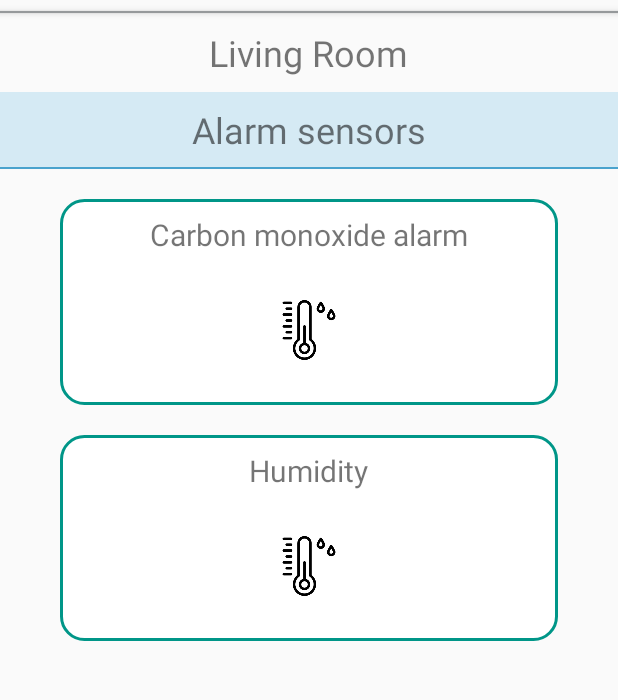
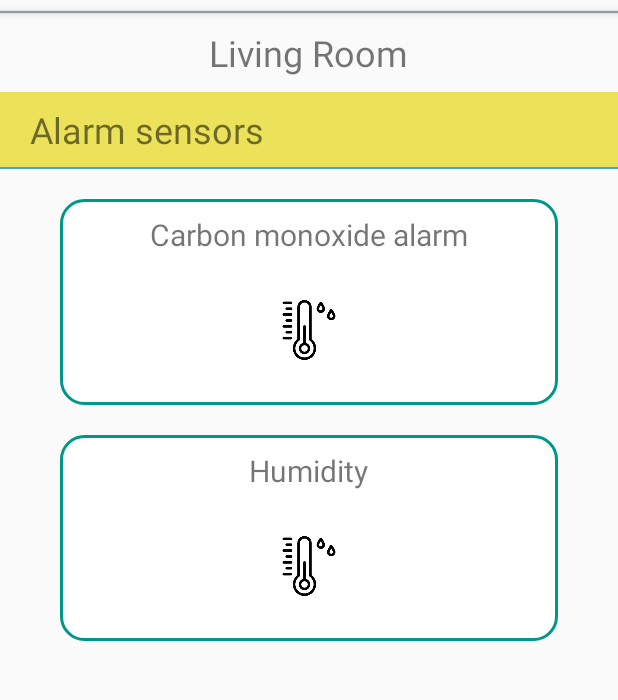
Before and after one commit to paulinaaniola/WiseHome, an Android app: the layout activity_alarms.xml on its own in the app's theme, with its tools: preview values and no code run, on a phone screen of 412 x 824 dp, the part 79-779 px from its top. Run offline under Robolectric (Android 15) with nearby library versions, the phone set to English and light mode, and no system bars; plain views replace JellyToolbar.

Commit message:
colors of app changed

```diff
--- a/app/src/main/res/layout/activity_alarms.xml
+++ b/app/src/main/res/layout/activity_alarms.xml
@@ -30,8 +30,9 @@
         <TextView
             android:layout_width="match_parent"
             android:layout_height="50dp"
-            android:background="@color/colorLightBlue"
-            android:gravity="center"
+            android:background="@color/colorLightYellow"
+            android:gravity="center_vertical"
+            android:paddingStart="20dp"
             android:text="@string/alarm_sensors"
             android:textSize="24sp" />
 
--- a/app/src/main/res/layout/activity_lights.xml
+++ b/app/src/main/res/layout/activity_lights.xml
@@ -22,7 +22,7 @@
         <TextView
             android:layout_width="match_parent"
             android:layout_height="wrap_content"
-            android:background="@color/colorLightBlue"
+            android:background="@color/colorLightYellow"
             android:paddingBottom="10dp"
             android:paddingLeft="20dp"
             android:paddingTop="10dp"
--- a/app/src/main/res/layout/activity_weather.xml
+++ b/app/src/main/res/layout/activity_weather.xml
@@ -30,8 +30,9 @@
         <TextView
             android:layout_width="match_parent"
             android:layout_height="50dp"
-            android:background="@color/colorLightBlue"
-            android:gravity="center"
+            android:background="@color/colorLightYellow"
+            android:gravity="center_vertical"
+            android:paddingStart="20dp"
             android:text="@string/weather"
             android:textSize="24sp" />
 
--- a/app/src/main/res/layout/item_room.xml
+++ b/app/src/main/res/layout/item_room.xml
@@ -8,7 +8,7 @@
         android:id="@+id/roomNameLayout"
         android:layout_width="match_parent"
         android:layout_height="60dp"
-        android:background="@color/colorLightBlue">
+        android:background="@color/colorLightYellow">
 
         <LinearLayout
             android:layout_width="0dp"
--- a/app/src/main/res/values/colors.xml
+++ b/app/src/main/res/values/colors.xml
@@ -1,7 +1,8 @@
 <?xml version="1.0" encoding="utf-8"?>
 <resources>
     <color name="colorPrimaryDark">#303F9F</color>
-    <color name="colorAccent">#ECE247</color>
+    <color name="colorAccent">#4AA3CD</color>
+    <color name="colorDarkYellow">#ECE247</color>
     <color name="colorBackground">#F3F3F4</color>
     <color name="colorPrimary">#F4F4F4</color>
     <color name="colorError">#FF0000</color>
@@ -10,6 +11,7 @@
     <color name="colorLightBlue">#D5EAF4</color>
     <color name="colorLightRed">#F4B0B0</color>
     <color name="colorGreen">#009688</color>
+    <color name="colorLightYellow">#ECE259</color>
 
 
 </resources>
```
